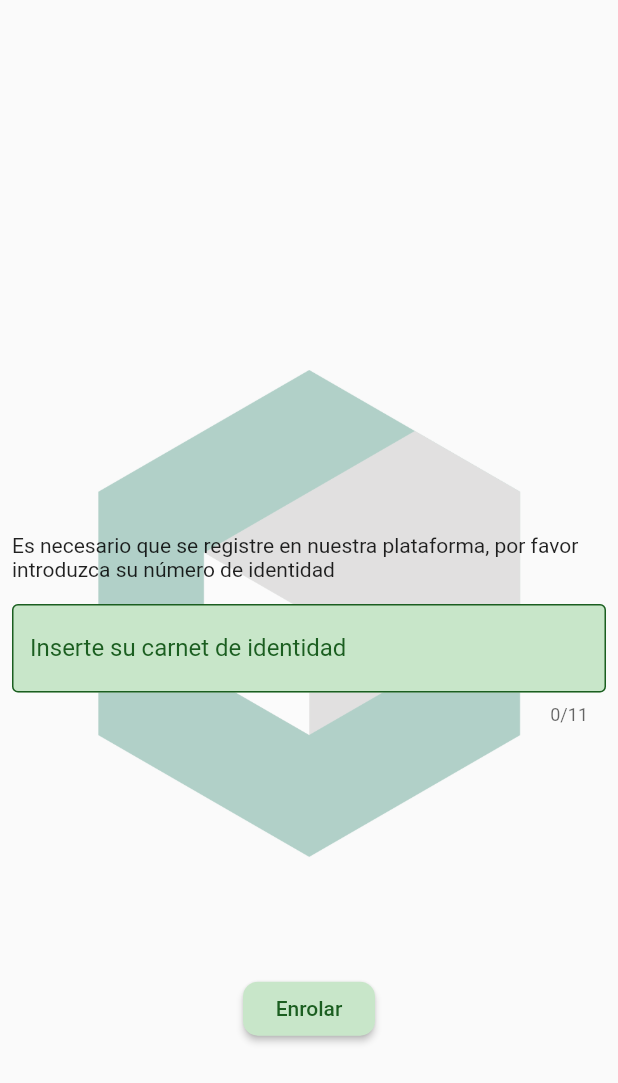
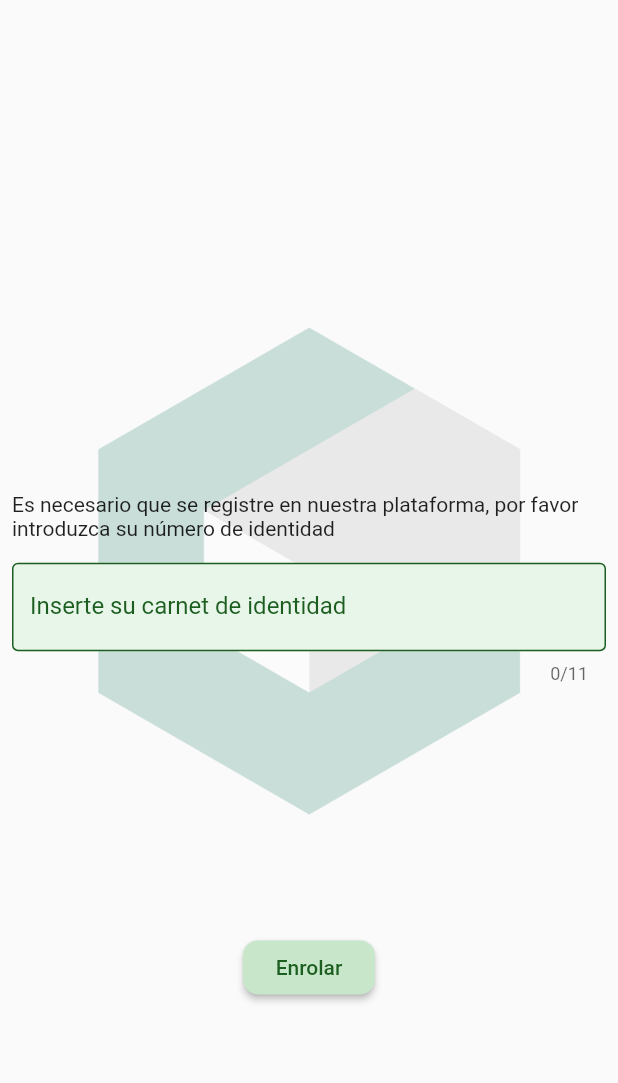
Before and after one commit to Ernesto1308/ScanQr, a Flutter app: the screen it shows after launch, on a phone screen of 412 x 824 dp. Shown: the top 1083 px of the screen. Run offline on Flutter 3.47's test engine with Material 2 defaults, Android fonts, the phone set to English and light mode, and no system bars; our stand-ins replace fluttertoast, shared_preferences, vibration; missing offline and left inert: dart_ping, device_information, flutter_ringtone_player, qr_code_scanner.

Commit message:
fixed alignment logo in SignIn.dart

```diff
--- a/lib/SignIn.dart
+++ b/lib/SignIn.dart
@@ -71,16 +71,20 @@ class _SignInState extends State<SignIn>{
                         minHeight: viewportConstraints.maxHeight,
                       ),
                       child: Stack(
-                        alignment: AlignmentDirectional.center,
+                        alignment: AlignmentDirectional.topStart,
                         children: <Widget>[
+                          Column(
+                            children: <Widget>[
+                              SizedBox(height: _height * 0.265,),
                               Center(
                                 child: Image.asset(
                                   'assets/Cujae.png',
                                   width: 300,
-                              color: Colors.white.withOpacity(0.3),
+                                  color: Colors.white.withOpacity(0.2),
                                   colorBlendMode: BlendMode.modulate,
-                              //opacity: ,
                                 ),
+                              ),
+                            ],
                           ),
                           Column(
                             mainAxisAlignment: MainAxisAlignment.start,
@@ -101,7 +105,7 @@ class _SignInState extends State<SignIn>{
                                     errorText: _anyError ? showMessageError() : null,
                                     labelText: 'Inserte su carnet de identidad',
                                     labelStyle: _focused ? TextStyle(fontSize: 16, color: Colors.green[600]) : TextStyle(fontSize: 16, color: Colors.green[900]),
-                                    fillColor: Colors.green[100],
+                                    fillColor: Colors.green[50],
                                     filled: true,
                                     enabledBorder: OutlineInputBorder(
                                       borderSide: BorderSide(
--- a/lib/Url.dart
+++ b/lib/Url.dart
@@ -126,7 +126,7 @@ class _UrlState extends State<Url>{
                            Image.asset(
                              "assets/Cujae.png",
                              width: 300,
-                             color: Colors.white.withOpacity(0.3),
+                             color: Colors.white.withOpacity(0.2),
                              colorBlendMode: BlendMode.modulate,
                            ),
                          ],
```
Lines whose indentation alone changed are shown as unchanged.
